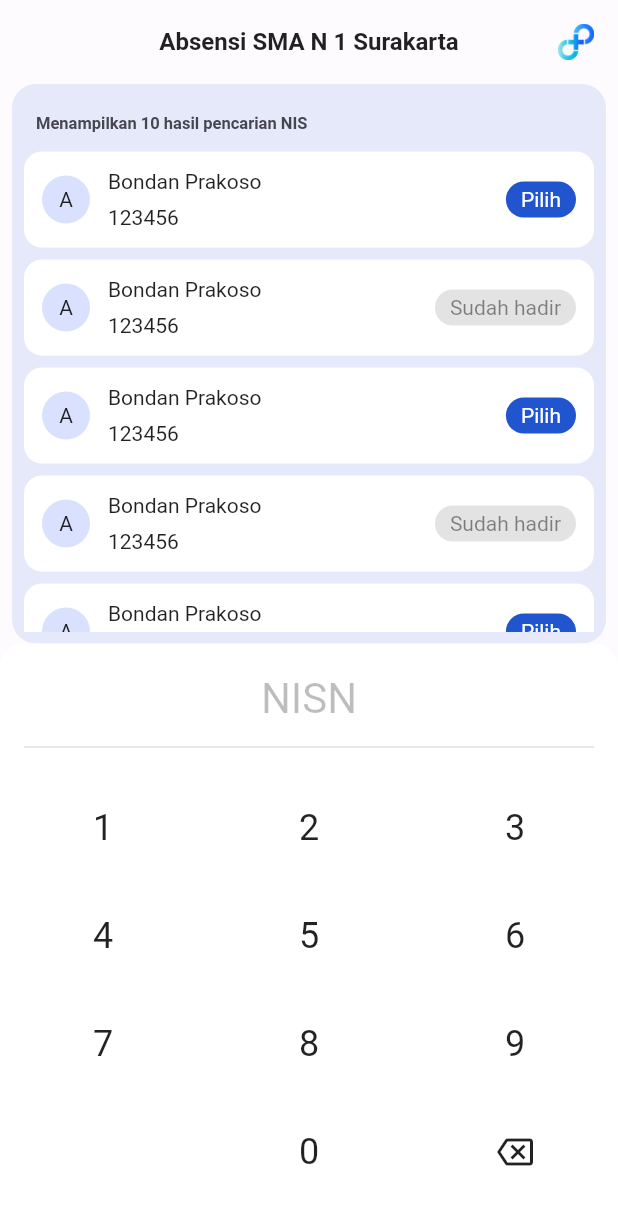
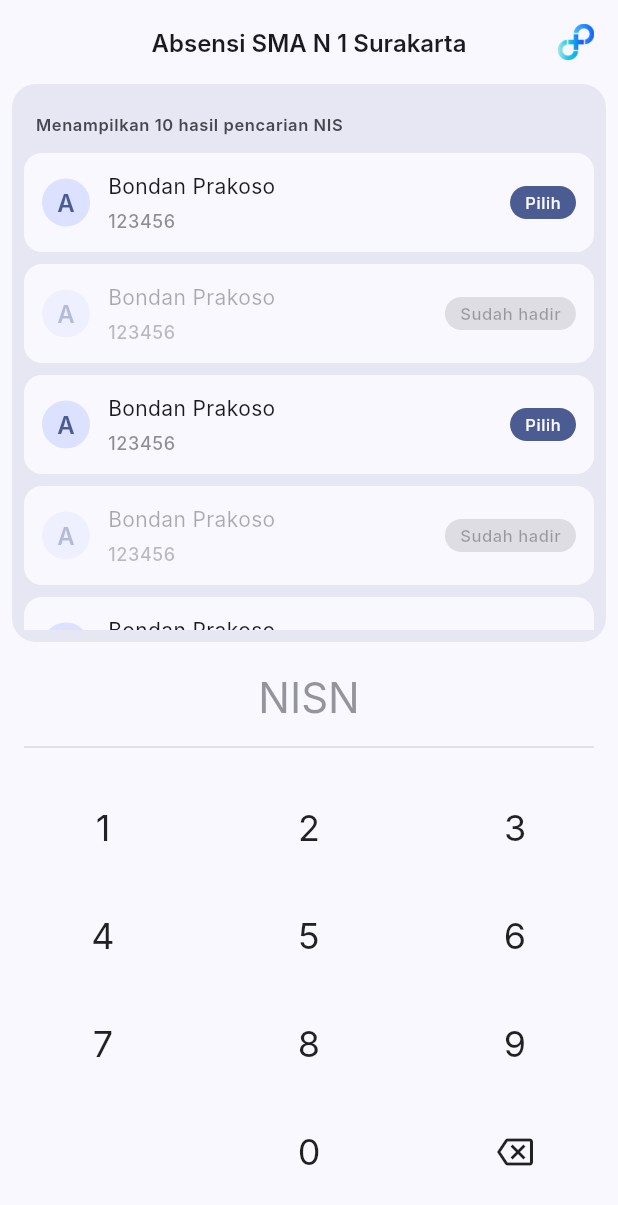
Before and after one commit to IvanSidiq/face_auth, a Flutter app: the screen it shows after launch, after a tap on "Keyboard", on a phone screen of 412 x 824 dp. Shown: the top 1205 px of the screen. Run offline on Flutter 3.47's test engine with Material 2 defaults, Android fonts, the phone set to English and light mode, and no system bars; drawn by our look-alikes of velocity_x; our stand-ins replace bloc, camera, fluro, flutter_bloc, flutter_hooks, gap and 4 more; missing offline and left inert: google_mlkit_face_detection, tflite_flutter; accounts and stored records are empty; Roboto replaces fonts that are missing (Inter).

Commit message:
refactor code and fix some UI

```diff
--- a/lib/locator.dart
+++ /dev/null
@@ -1,12 +0,0 @@
-import 'package:face_auth/services/camera_service.dart';
-import 'package:face_auth/services/image_service.dart';
-import 'package:face_auth/services/ml_service.dart';
-import 'package:get_it/get_it.dart';
-
-final locator = GetIt.instance;
-
-void setupLocator() {
-  locator.registerSingleton<CameraService>(CameraService());
-  locator.registerSingleton<ImageService>(ImageService());
-  locator.registerSingleton<MLService>(MLService());
-}
--- a/lib/main.dart
+++ b/lib/main.dart
@@ -1,10 +1,15 @@
-import 'package:face_auth/pages/camera_page.dart';
+import 'package:face_auth/routes.dart';
+import 'package:face_auth/services/di_service.dart';
+import 'package:face_auth/services/navigation_service.dart';
+import 'package:fluro/fluro.dart';
 import 'package:flutter/material.dart';
 import 'package:face_auth/pages/home_page.dart';
-import 'package:face_auth/locator.dart';
+import 'package:get_it/get_it.dart';
+import 'package:sentry_flutter/sentry_flutter.dart';
 
 void main() {
-  setupLocator();
+  DIService.initialize();
+  configureRoutes();
   runApp(const FaceAuthApp());
 }
 
@@ -13,8 +18,30 @@ class FaceAuthApp extends StatelessWidget {
 
   @override
   Widget build(BuildContext context) {
-    return const MaterialApp(
-      home: HomePage(),
+    final ColorScheme lightScheme = ColorScheme.fromSeed(
+        seedColor: const Color(0xFF2155CF), brightness: Brightness.light);
+    final ColorScheme darkScheme = ColorScheme.fromSeed(
+        seedColor: const Color(0xFFB4C5FF), brightness: Brightness.dark);
+
+    return MaterialApp(
+      navigatorObservers: [
+        SentryNavigatorObserver(),
+      ],
+      navigatorKey: GetIt.I<NavigationServiceMain>().navigatorKey,
+      onGenerateRoute: GetIt.I<FluroRouter>().generator,
+      theme: ThemeData(
+        backgroundColor: lightScheme.surface,
+        colorScheme: lightScheme,
+        scaffoldBackgroundColor: Colors.white,
+        fontFamily: 'Inter',
+      ),
+      darkTheme: ThemeData(
+        backgroundColor: darkScheme.surface,
+        colorScheme: darkScheme,
+        scaffoldBackgroundColor: Colors.black,
+        fontFamily: 'Inter',
+      ),
+      home: const HomePage(),
     );
   }
 }
--- a/lib/pages/camera_page.dart
+++ b/lib/pages/camera_page.dart
@@ -6,6 +6,7 @@ import 'package:flutter_bloc/flutter_bloc.dart';
 import 'package:flutter_hooks/flutter_hooks.dart';
 import 'package:velocity_x/velocity_x.dart';
 
+import '../utils/colors.dart';
 import '../widgets/FacePainter.dart';
 import 'cubit/camera_cubit.dart';
 
@@ -129,7 +130,7 @@ class _CameraPage extends HookWidget {
                                             })
                                         .box
                                         .p16
-                                        .color(Colors.white)
+                                        .color(CustomColor.surface)
                                         .rounded
                                         .make(),
                                   );
--- a/lib/pages/choose_nisn_page.dart
+++ b/lib/pages/choose_nisn_page.dart
@@ -1,3 +1,5 @@
+import 'package:face_auth/utils/colors.dart';
+import 'package:face_auth/utils/customs/custom_text_style.dart';
 import 'package:flutter/material.dart';
 import 'package:gap/gap.dart';
 import 'package:get/get.dart';
@@ -11,7 +13,7 @@ class ChooseNisnPage extends StatelessWidget {
   @override
   Widget build(BuildContext context) {
     return Scaffold(
-      backgroundColor: const Color(0xFFFEFBFF),
+      backgroundColor: CustomColor.surface,
       body: SafeArea(
         child: ZStack([
           VStack([
@@ -19,6 +21,7 @@ class ChooseNisnPage extends StatelessWidget {
               Gap(24), //TODO logo sekolah
               'Absensi SMA N 1 Surakarta'
                   .text
+                  .textStyle(CustomTextStyle.titleMedium)
                   .center
                   .size(16)
                   .semiBold
@@ -36,7 +39,8 @@ class ChooseNisnPage extends StatelessWidget {
               'Menampilkan 10 hasil pencarian NIS'
                   .text
                   .center
-                  .color(const Color(0xFF45464F))
+                  .textStyle(CustomTextStyle.labelSmall)
+                  .color(CustomColor.onSurfaceVariant)
                   .size(11)
                   .semiBold
                   .make()
@@ -48,46 +52,66 @@ class ChooseNisnPage extends StatelessWidget {
                   shrinkWrap: true,
                   itemCount: 10,
                   itemBuilder: (context, index) {
+                    final isChoosable = index % 2 == 0;
                     return HStack([
                       'A'
                           .text
+                          .color(CustomColor.primary
+                              .withOpacity(isChoosable ? 1 : 0.36))
+                          .semiBold
+                          .size(16)
                           .makeCentered()
                           .box
                           .width(32)
                           .height(32)
-                          .color(Color(0xFFDAE1FF))
+                          .color(CustomColor.primaryContainer
+                              .withOpacity(isChoosable ? 1 : 0.36))
                           .withRounded(value: 32)
                           .make(),
                       Gap(12),
                       VStack([
-                        'Bondan Prakoso'.text.make(),
+                        'Bondan Prakoso'
+                            .text
+                            .textStyle(CustomTextStyle.bodyMedium)
+                            .color(CustomColor.onSurface
+                                .withOpacity(isChoosable ? 1 : 0.36))
+                            .make(),
                         const Gap(8),
-                        '123456'.text.make()
+                        '123456'
+                            .text
+                            .textStyle(CustomTextStyle.labelMedium)
+                            .color(CustomColor.onSurfaceVariant
+                                .withOpacity(isChoosable ? 0.6 : 0.36))
+                            .make()
                       ]).expand(),
-                      index % 2 == 0
+                      isChoosable
                           ? 'Pilih'
                               .text
-                              .white
+                              .color(CustomColor.surface)
+                              .textStyle(CustomTextStyle.labelSmall)
                               .makeCentered()
                               .pSymmetric(v: 4, h: 10)
                               .box
-                              .color(Color(0xFF2155CF))
+                              .color(CustomColor.primary
+                                  .withOpacity(isChoosable ? 1 : 0.36))
                               .roundedLg
                               .make()
                           : 'Sudah hadir'
                               .text
-                              .color(Color(0xFF1B1B1F).withOpacity(0.52))
+                              .textStyle(CustomTextStyle.labelSmall)
+                              .color(CustomColor.onSurface
+                                  .withOpacity(isChoosable ? 0.52 : 0.36))
                               .makeCentered()
                               .pSymmetric(v: 4, h: 10)
                               .box
-                              .color(Color(0xFF1B1B1F).withOpacity(0.12))
+                              .color(CustomColor.onSurface.withOpacity(0.12))
                               .roundedLg
                               .make(),
                     ])
                         .box
                         .p12
                         .withRounded(value: 12)
-                        .color(Colors.white)
+                        .color(CustomColor.surface)
                         .make()
                         .pOnly(top: 4, bottom: 4);
                   }).w(Get.width)
@@ -96,7 +120,7 @@ class ChooseNisnPage extends StatelessWidget {
                 .box
                 .withRounded(value: 16)
                 .p8
-                .color(const Color(0xFF2155CF).withOpacity(0.11))
+                .color(CustomColor.surface3)
                 .make()
                 .px(8)
                 .expand(),
--- a/lib/pages/cubit/camera_cubit.dart
+++ b/lib/pages/cubit/camera_cubit.dart
@@ -6,14 +6,12 @@ import 'dart:typed_data';
 import 'package:bloc/bloc.dart';
 import 'package:camera/camera.dart';
 import 'package:flutter/material.dart';
+import 'package:get_it/get_it.dart';
 import 'package:google_mlkit_face_detection/google_mlkit_face_detection.dart';
 import 'package:image/image.dart' as img;
 import 'package:path_provider/path_provider.dart';
 import 'package:tflite_flutter/tflite_flutter.dart';
 
-import '../../db/databse_helper.dart';
-import '../../locator.dart';
-import '../../models/user.model.dart';
 import '../../services/camera_service.dart';
 import '../../services/image_service.dart';
 import '../../services/ml_service.dart';
@@ -23,9 +21,10 @@ part 'camera_state.dart';
 class CameraCubit extends Cubit<CameraState> {
   CameraCubit() : super(CameraInitial());
 
-  final ImageService imageService = locator<ImageService>();
-  final CameraService cameraService = locator<CameraService>();
-  final MLService mlService = locator<MLService>();
+  final ImageService imageService = GetIt.I<ImageService>();
+  final CameraService cameraService = GetIt.I<CameraService>();
+  final MLService mlService = GetIt.I<MLService>();
+
   Interpreter? interpreter;
 
   late FaceDetector faceDetector;
--- a/lib/pages/home_page.dart
+++ b/lib/pages/home_page.dart
@@ -1,10 +1,6 @@
-import 'dart:io';
-
-import 'package:face_auth/pages/choose_nisn_page.dart';
+import 'package:face_auth/services/navigation_service.dart';
 import 'package:flutter/material.dart';
-import 'package:face_auth/pages/camera_page.dart';
-
-import 'keyboard_widget.dart';
+import 'package:get_it/get_it.dart';
 
 class HomePage extends StatefulWidget {
   const HomePage({Key? key}) : super(key: key);
@@ -51,23 +47,13 @@ class _HomePageState extends State<HomePage> {
               // ),
               ElevatedButton(
                 onPressed: () async {
-                  var temp = await Navigator.push(
-                    context,
-                    MaterialPageRoute(
-                      builder: (context) => const CameraPage(),
-                    ),
-                  );
+                  GetIt.I<NavigationServiceMain>().pushNamed('/camera');
                 },
                 child: const Text('Take a picture'),
               ),
               ElevatedButton(
-                onPressed: () async {
-                  Navigator.push(
-                    context,
-                    MaterialPageRoute(
-                      builder: (context) => const ChooseNisnPage(),
-                    ),
-                  );
+                onPressed: () {
+                  GetIt.I<NavigationServiceMain>().pushNamed('/choose_nisn');
                 },
                 child: const Text('Keyboard'),
               )
--- a/lib/pages/keyboard_widget.dart
+++ b/lib/pages/keyboard_widget.dart
@@ -1,3 +1,4 @@
+import 'package:face_auth/utils/colors.dart';
 import 'package:flutter/material.dart';
 import 'package:flutter_bloc/flutter_bloc.dart';
 import 'package:flutter_hooks/flutter_hooks.dart';
@@ -56,7 +57,12 @@ class _KeyboardWidget extends HookWidget {
           if (cubit.keyController != '') {
             return cubit.keyController.text.center.size(28).make();
           } else {
-            return 'NISN'.text.color(Colors.black26).center.size(28).make();
+            return 'NISN'
+                .text
+                .color(CustomColor.onSurfaceVariant.withOpacity(0.56))
+                .center
+                .size(28)
+                .make();
           }
         },
       ).w(Get.width),
@@ -209,6 +215,6 @@ class _KeyboardWidget extends HookWidget {
         crossAlignment: CrossAxisAlignment.center,
       ),
       const Gap(30),
-    ]).box.color(Colors.white).topRounded(value: 16).make();
+    ]).box.color(CustomColor.surface).topRounded(value: 16).make();
   }
 }
--- /dev/null
+++ b/lib/routes.dart
@@ -0,0 +1,53 @@
+import 'package:face_auth/pages/camera_page.dart';
+import 'package:face_auth/pages/choose_nisn_page.dart';
+import 'package:face_auth/pages/home_page.dart';
+import 'package:fluro/fluro.dart';
+import 'package:flutter/material.dart';
+import 'package:get_it/get_it.dart';
+import 'package:velocity_x/velocity_x.dart';
+
+void configureRoutes() {
+  final router = GetIt.I<FluroRouter>();
+
+  router.notFoundHandler = Handler(
+    handlerFunc: (BuildContext? context, Map<String, List<String>> params) {
+      return const _RoutesNotFound();
+    },
+  );
+
+  router.define(
+    '/camera',
+    handler: Handler(
+      handlerFunc: (BuildContext? context, Map<String, List<String>> params) =>
+          const CameraPage(),
+    ),
+    transitionType: TransitionType.none,
+  );
+
+  router.define(
+    '/choose_nisn',
+    handler: Handler(
+      handlerFunc: (BuildContext? context, Map<String, List<String>> params) =>
+          const ChooseNisnPage(),
+    ),
+    transitionType: TransitionType.none,
+  );
+}
+
+class _RoutesNotFound extends StatelessWidget {
+  const _RoutesNotFound({Key? key}) : super(key: key);
+
+  @override
+  Widget build(BuildContext context) {
+    return Scaffold(
+      body: Center(
+        child: Column(
+          mainAxisAlignment: MainAxisAlignment.center,
+          children: [
+            'Route not found'.text.make(),
+          ],
+        ),
+      ),
+    );
+  }
+}
--- /dev/null
+++ b/lib/services/di_service.dart
@@ -0,0 +1,24 @@
+import 'package:fluro/fluro.dart';
+import 'package:get_it/get_it.dart';
+
+import 'camera_service.dart';
+import 'image_service.dart';
+import 'ml_service.dart';
+import 'navigation_service.dart';
+
+class DIService {
+  static void initialize() {
+    GetIt.I.registerSingleton<NavigationServiceMain>(NavigationServiceMain());
+    GetIt.I.registerSingleton<CameraService>(CameraService());
+    GetIt.I.registerSingleton<ImageService>(ImageService());
+    GetIt.I.registerSingleton<MLService>(MLService());
+    GetIt.I.registerSingleton<FluroRouter>(FluroRouter());
+    // GetIt.I
+    //     .registerSingleton<FlutterSecureStorage>(const FlutterSecureStorage());
+  }
+
+  // static void initializeConfig(Dio dio) {
+  //   GetIt.I.registerSingleton<UserService>(UserService());
+  //   GetIt.I.registerSingleton<Dio>(dio);
+  // }
+}
--- /dev/null
+++ b/lib/services/navigation_service.dart
@@ -0,0 +1,35 @@
+import 'package:flutter/material.dart';
+
+class NavigationServiceMain extends _NavigationService {
+  NavigationServiceMain() : super(GlobalKey<NavigatorState>());
+}
+
+class _NavigationService {
+  final GlobalKey<NavigatorState> navigatorKey;
+  String activeTitle = '';
+
+  _NavigationService(this.navigatorKey);
+
+  void pop<T extends Object>([T? result]) {
+    return navigatorKey.currentState?.pop(result);
+  }
+
+  void popUntil(bool Function(Route<dynamic>) predicate) {
+    return navigatorKey.currentState?.popUntil(predicate);
+  }
+
+  Future? pushNamed(String routeName, {Object? args}) {
+    return navigatorKey.currentState?.pushNamed(routeName, arguments: args);
+  }
+
+  Future? pushReplacementNamed(String routeName, {Object? args}) {
+    return navigatorKey.currentState
+        ?.pushReplacementNamed(routeName, arguments: args);
+  }
+
+  Future? pushRemoveUntil(String routeName, {Object? args}) {
+    return navigatorKey.currentState?.pushNamedAndRemoveUntil(
+        routeName, (Route<dynamic> route) => false,
+        arguments: args);
+  }
+}
--- /dev/null
+++ b/lib/utils/colors.dart
@@ -0,0 +1,127 @@
+import 'package:flutter/material.dart';
+import 'package:get_it/get_it.dart';
+
+import '../services/navigation_service.dart';
+
+class CustomColor {
+  static Color primary = Theme.of(
+          GetIt.I<NavigationServiceMain>().navigatorKey.currentState!.context)
+      .colorScheme
+      .primary;
+  static Color onPrimary = Theme.of(
+          GetIt.I<NavigationServiceMain>().navigatorKey.currentState!.context)
+      .colorScheme
+      .onPrimary;
+  static Color primaryContainer = Theme.of(
+          GetIt.I<NavigationServiceMain>().navigatorKey.currentState!.context)
+      .colorScheme
+      .primaryContainer;
+  static Color onPrimaryContainer = Theme.of(
+          GetIt.I<NavigationServiceMain>().navigatorKey.currentState!.context)
+      .colorScheme
+      .onPrimaryContainer;
+
+  static Color secondary = Theme.of(
+          GetIt.I<NavigationServiceMain>().navigatorKey.currentState!.context)
+      .colorScheme
+      .secondary;
+  static Color onSecondary = Theme.of(
+          GetIt.I<NavigationServiceMain>().navigatorKey.currentState!.context)
+      .colorScheme
+      .onSecondary;
+  static Color secondaryContainer = Theme.of(
+          GetIt.I<NavigationServiceMain>().navigatorKey.currentState!.context)
+      .colorScheme
+      .secondaryContainer;
+  static Color onSecondaryContainer = Theme.of(
+          GetIt.I<NavigationServiceMain>().navigatorKey.currentState!.context)
+      .colorScheme
+      .onSecondaryContainer;
+
+  static Color tertiary = Theme.of(
+          GetIt.I<NavigationServiceMain>().navigatorKey.currentState!.context)
+      .colorScheme
+      .tertiary;
+  static Color onTertiary = Theme.of(
+          GetIt.I<NavigationServiceMain>().navigatorKey.currentState!.context)
+      .colorScheme
+      .onTertiary;
+  static Color tertiaryContainer = Theme.of(
+          GetIt.I<NavigationServiceMain>().navigatorKey.currentState!.context)
+      .colorScheme
+      .tertiaryContainer;
+  static Color onTertiaryContainer = Theme.of(
+          GetIt.I<NavigationServiceMain>().navigatorKey.currentState!.context)
+      .colorScheme
+      .onTertiaryContainer;
+
+  static Color error = Theme.of(
+          GetIt.I<NavigationServiceMain>().navigatorKey.currentState!.context)
+      .colorScheme
+      .error;
+  static Color onError = Theme.of(
+          GetIt.I<NavigationServiceMain>().navigatorKey.currentState!.context)
+      .colorScheme
+      .onError;
+  static Color errorContainer = Theme.of(
+          GetIt.I<NavigationServiceMain>().navigatorKey.currentState!.context)
+      .colorScheme
+      .errorContainer;
+  static Color onErrorContainer = Theme.of(
+          GetIt.I<NavigationServiceMain>().navigatorKey.currentState!.context)
+      .colorScheme
+      .onErrorContainer;
+
+  static Color background = Theme.of(
+          GetIt.I<NavigationServiceMain>().navigatorKey.currentState!.context)
+      .colorScheme
+      .background;
+  static Color onBackground = Theme.of(
+          GetIt.I<NavigationServiceMain>().navigatorKey.currentState!.context)
+      .colorScheme
+      .onBackground;
+
+  static Color surface = Theme.of(
+          GetIt.I<NavigationServiceMain>().navigatorKey.currentState!.context)
+      .colorScheme
+      .surface;
+  static Color onSurface = Theme.of(
+          GetIt.I<NavigationServiceMain>().navigatorKey.currentState!.context)
+      .colorScheme
+      .onSurface;
+  static Color surfaceVariant = Theme.of(
+          GetIt.I<NavigationServiceMain>().navigatorKey.currentState!.context)
+      .colorScheme
+      .surfaceVariant;
+  static Color onSurfaceVariant = Theme.of(
+          GetIt.I<NavigationServiceMain>().navigatorKey.currentState!.context)
+      .colorScheme
+      .onSurfaceVariant;
+
+  static Color outline = Theme.of(
+          GetIt.I<NavigationServiceMain>().navigatorKey.currentState!.context)
+      .colorScheme
+      .outline;
+
+  static Color inverseOnSurface = Theme.of(
+          GetIt.I<NavigationServiceMain>().navigatorKey.currentState!.context)
+      .colorScheme
+      .onInverseSurface;
+  static Color inverseSurface = Theme.of(
+          GetIt.I<NavigationServiceMain>().navigatorKey.currentState!.context)
+      .colorScheme
+      .inverseSurface;
+  static Color inversePrimary = Theme.of(
+          GetIt.I<NavigationServiceMain>().navigatorKey.currentState!.context)
+      .colorScheme
+      .inversePrimary;
+
+  static Color surface1 = primary.withOpacity(0.05);
+  static Color surface2 = primary.withOpacity(0.08);
+  static Color surface3 = primary.withOpacity(0.11);
+  static Color surface4 = primary.withOpacity(0.12);
+  static Color surface5 = primary.withOpacity(0.14);
+
+  static Color shimmerBase = const Color(0xFFEEEEEE);
+  static Color shimmerLight = const Color(0xFFEEEEEE).withOpacity(0.05);
+}
--- /dev/null
+++ b/lib/utils/customs/custom_text_style.dart
@@ -0,0 +1,98 @@
+import 'package:face_auth/utils/colors.dart';
+import 'package:flutter/material.dart';
+
+class CustomTextStyle {
+  static TextStyle displayLarge = TextStyle(
+    fontSize: 57,
+    color: CustomColor.onSurface,
+    letterSpacing: -0.25,
+    height: 1.2,
+  );
+  static TextStyle displayMedium = TextStyle(
+    fontSize: 45,
+    color: CustomColor.onSurface,
+    letterSpacing: -0.25,
+    height: 1.2,
+  );
+  static TextStyle displaySmall = TextStyle(
+    fontSize: 36,
+    color: CustomColor.onSurface,
+    letterSpacing: -0.25,
+    height: 1.2,
+  );
+
+  static TextStyle headlineLarge = TextStyle(
+    fontSize: 32,
+    color: CustomColor.onSurface,
+    height: 1.25,
+  );
+  static TextStyle headlineMedium = TextStyle(
+    fontSize: 28,
+    color: CustomColor.onSurface,
+    height: 1.25,
+  );
+  static TextStyle headlineSmall = TextStyle(
+    fontSize: 24,
+    color: CustomColor.onSurface,
+    height: 1.25,
+  );
+
+  static TextStyle titleLarge = TextStyle(
+    fontSize: 22,
+    color: CustomColor.onSurface,
+    height: 1.3,
+  );
+  static TextStyle titleMedium = TextStyle(
+    fontSize: 16,
+    fontWeight: FontWeight.w500,
+    color: CustomColor.onSurface,
+    height: 1.3,
+  );
+  static TextStyle titleSmall = TextStyle(
+    fontSize: 13,
+    fontWeight: FontWeight.w500,
+    color: CustomColor.onSurface,
+    height: 1.3,
+  );
+
+  static TextStyle labelLarge = TextStyle(
+    fontSize: 14,
+    fontWeight: FontWeight.w500,
+    color: CustomColor.onSurface,
+    letterSpacing: 0.4,
+    height: 1.3,
+  );
+  static TextStyle labelMedium = TextStyle(
+    fontSize: 12,
+    fontWeight: FontWeight.w500,
+    color: CustomColor.onSurface,
+    letterSpacing: 0.4,
+    height: 1.3,
+  );
+  static TextStyle labelSmall = TextStyle(
+    fontSize: 11,
+    fontWeight: FontWeight.w500,
+    color: CustomColor.onSurface,
+    letterSpacing: 0.4,
+    height: 1.3,
+  );
+
+  static TextStyle bodyLarge = TextStyle(
+    fontSize: 16,
+    color: CustomColor.onSurface,
+    letterSpacing: 0.25,
+    height: 1.3,
+  );
+  static TextStyle bodyMedium = TextStyle(
+    fontSize: 14,
+    color: CustomColor.onSurface,
+    letterSpacing: 0.25,
+    height: 1.3,
+  );
+  static TextStyle bodySmall = TextStyle(
+    fontSize: 12,
+    color: CustomColor.onSurface,
+    letterSpacing: 0.25,
+    height: 1.3,
+  );
+}
--- a/pubspec.yaml
+++ b/pubspec.yaml
@@ -43,6 +43,8 @@ dependencies:
   get: ^4.6.5
   velocity_x: ^3.5.1
   gap: ^2.0.0
+  fluro: ^2.0.3
+  sentry_flutter: ^6.9.1
 
   # The following adds the Cupertino Icons font to your application.
   # Use with the CupertinoIcons class for iOS style icons.
```
Also changed, not shown: pubspec.lock, 5 other files.
